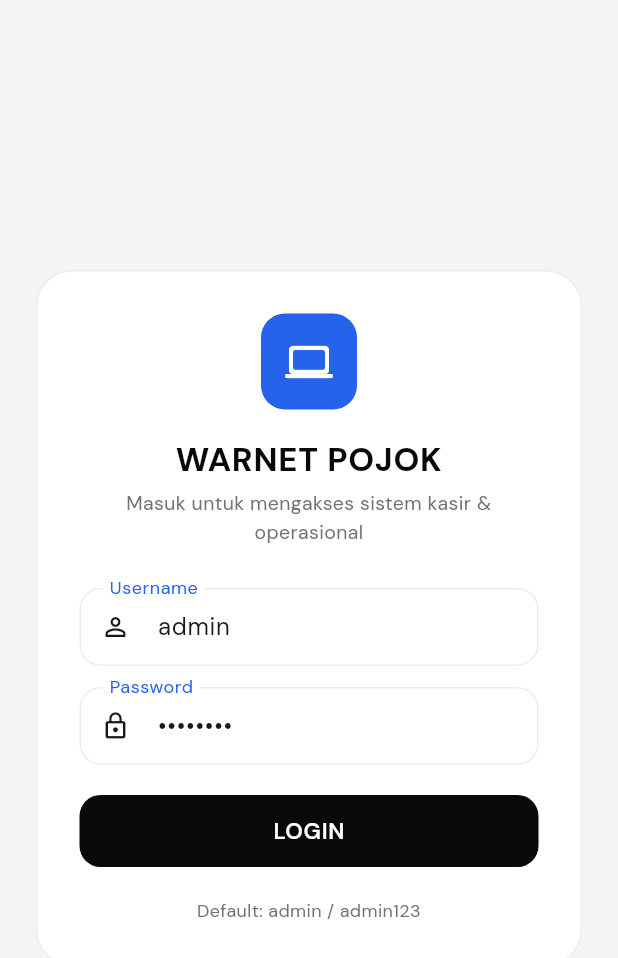
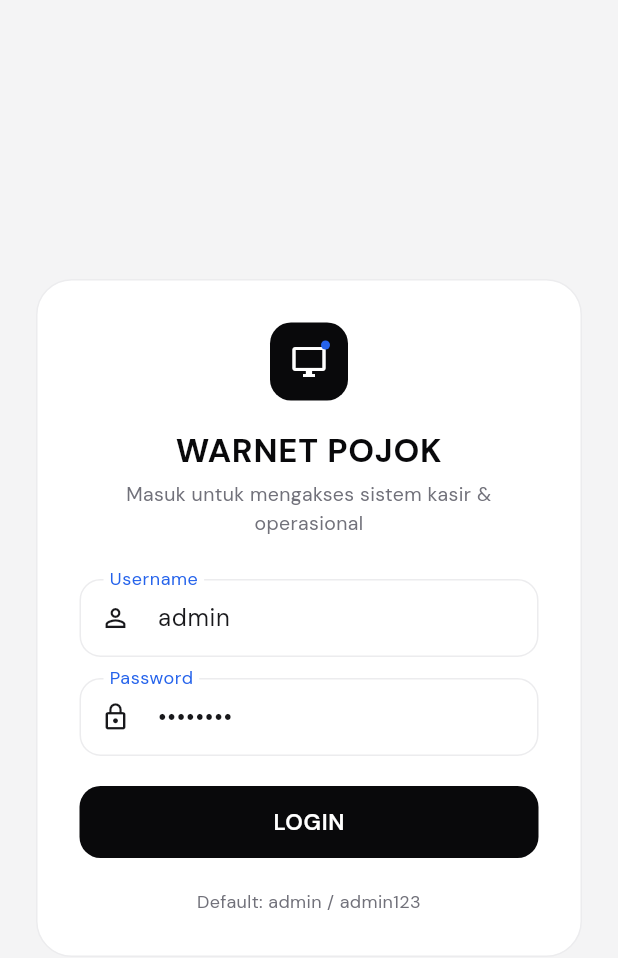
Before and after one commit to glacerous/simplecalc, a Flutter app: the screen it shows after launch, on a phone screen of 412 x 824 dp. Shown: the top 958 px of the screen. Run offline on Flutter 3.47's test engine with Material 3 defaults, Android fonts, the phone set to English and light mode, and no system bars; our stand-ins replace google_fonts, shared_preferences, sqflite, sqflite_common_ffi, sqflite_common_ffi_web; accounts and stored records are empty.

Commit message:
style: replace generic blue laptop icon with modern obsidian workstation mark

```diff
--- a/lib/screens/login_screen.dart
+++ b/lib/screens/login_screen.dart
@@ -74,10 +74,34 @@ class _LoginScreenState extends State<LoginScreen> {
                 children: [
                   Center(
                     child: Container(
-                      width: 64,
-                      height: 64,
-                      decoration: BoxDecoration(color: AppTheme.cobalt, borderRadius: BorderRadius.circular(16)),
-                      child: const Icon(Icons.computer_rounded, size: 32, color: Colors.white),
+                      width: 52,
+                      height: 52,
+                      decoration: BoxDecoration(
+                        color: AppTheme.obsidian,
+                        borderRadius: BorderRadius.circular(14),
+                      ),
+                      child: Stack(
+                        alignment: Alignment.center,
+                        children: [
+                          const Icon(
+                            Icons.desktop_windows_outlined,
+                            size: 24,
+                            color: Colors.white,
+                          ),
+                          Positioned(
+                            top: 12,
+                            right: 12,
+                            child: Container(
+                              width: 6,
+                              height: 6,
+                              decoration: const BoxDecoration(
+                                color: AppTheme.cobalt,
+                                shape: BoxShape.circle,
+                              ),
+                            ),
+                          ),
+                        ],
+                      ),
                     ),
                   ),
                   const SizedBox(height: 18),
```
